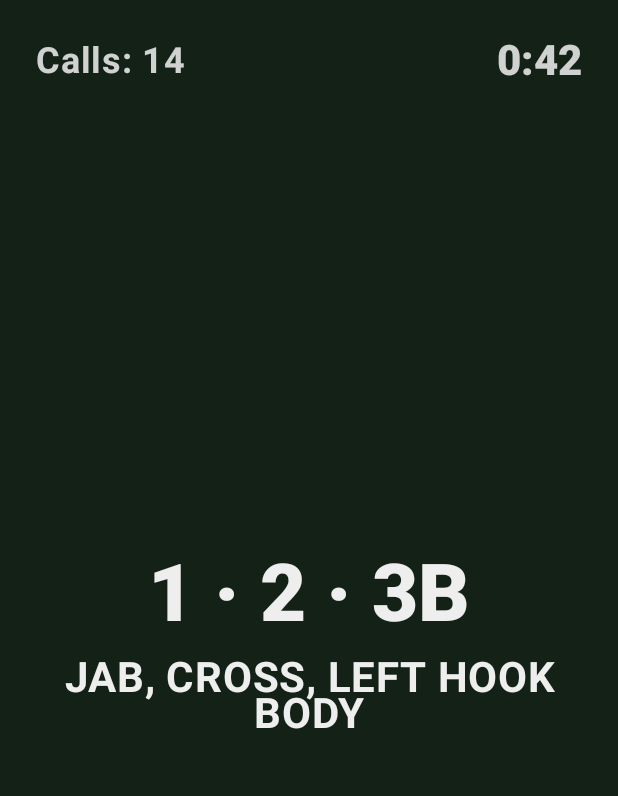
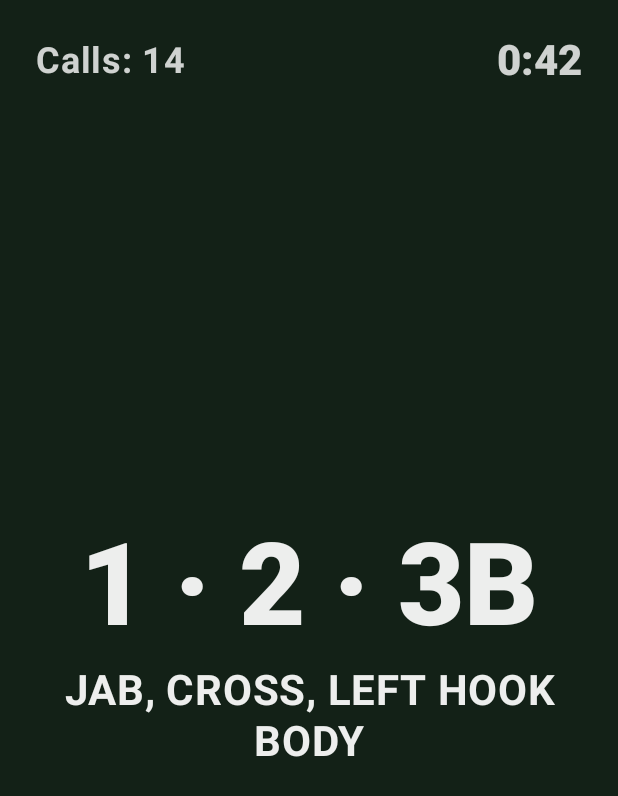
Before and after one commit to nick-orton/sholto, an Android app built with Jetpack Compose: the @Preview function CallerScreenPreview, on a phone screen of 412 x 824 dp. Shown: the top 796 px of the screen. Run offline under Robolectric (Android 15) with nearby library versions, the phone set to English and light mode, and no system bars.

Commit message:
Size call text by character width so combos fill the screen
Dots and spaces in a combo like 1 · 2 · 3B are narrow, so counting them
as full characters made combos far smaller than needed. Also documents the
combo timing and natural-combo rules in DESIGN.md.

Co-Authored-By: Claude Opus 5.5 <noreply@anthropic.com>

```diff
--- a/app/src/main/java/com/nickorton/sholto/ui/caller/CallerScreen.kt
+++ b/app/src/main/java/com/nickorton/sholto/ui/caller/CallerScreen.kt
@@ -188,8 +188,7 @@ internal fun CallDisplay(
     modifier: Modifier = Modifier,
 ) {
     BoxWithConstraints(modifier, contentAlignment = Alignment.Center) {
-        val chars = text.length.coerceAtLeast(2)
-        val size = minOf(maxHeight * 0.65f, maxWidth / (chars * 0.68f))
+        val size = minOf(maxHeight * 0.65f, maxWidth / callTextEms(text))
         Column(horizontalAlignment = Alignment.CenterHorizontally) {
             Text(
                 text = text,
@@ -206,12 +205,24 @@ internal fun CallDisplay(
                     text = subtitle.uppercase(),
                     color = color,
                     fontSize = fixedSp(28.dp),
+                    lineHeight = fixedSp(34.dp),
                     fontWeight = FontWeight.Bold,
                     textAlign = TextAlign.Center,
                 )
             }
         }
     }
+}
+
+/**
+ * About how wide [text] is in the call face, in ems, with a margin so it
+ * never clips. Letters and digits are wide; the dots and spaces of a combo
+ * like `1 · 2 · 3B` are narrow. At least two characters wide, so a single
+ * digit doesn't fill the whole width.
+ */
+internal fun callTextEms(text: String): Float {
+    val ems = text.sumOf { c -> if (c.isLetterOrDigit()) 0.68 else 0.34 }.toFloat()
+    return ems.coerceAtLeast(2 * 0.68f)
 }
 
 @Composable
```
Also changed, not shown: 1 other file.
